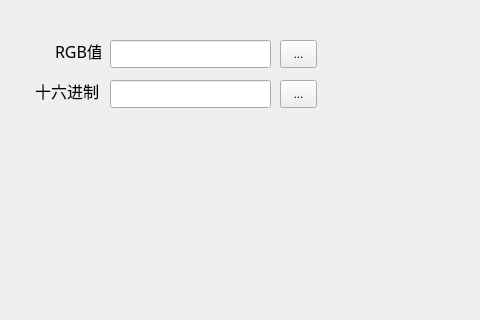
handy-sun/qitools, file src/color/colorconvert.ui: the form before one commit; both pictures show x 0 to 480 and y 0 to 320 of the 768 by 600 pixel window.
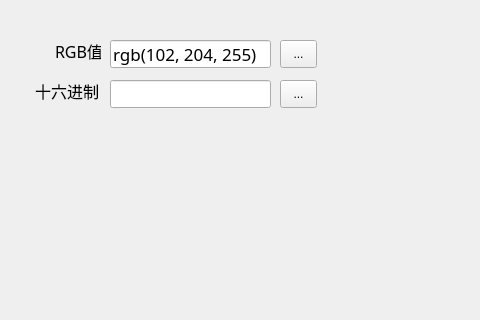
The form after the commit.

```diff
--- a/src/color/colorconvert.ui
+++ b/src/color/colorconvert.ui
@@ -25,9 +25,12 @@
    <property name="font">
     <font>
      <family>微软雅黑</family>
-     <pointsize>12</pointsize>
+     <pointsize>13</pointsize>
     </font>
    </property>
+   <property name="text">
+    <string>rgb(102, 204, 255)</string>
+   </property>
   </widget>
   <widget class="QToolButton" name="toolButtonRgbValue">
    <property name="geometry">
```
Left out of the diff: 2 changed lines with no effect on the pictures.
